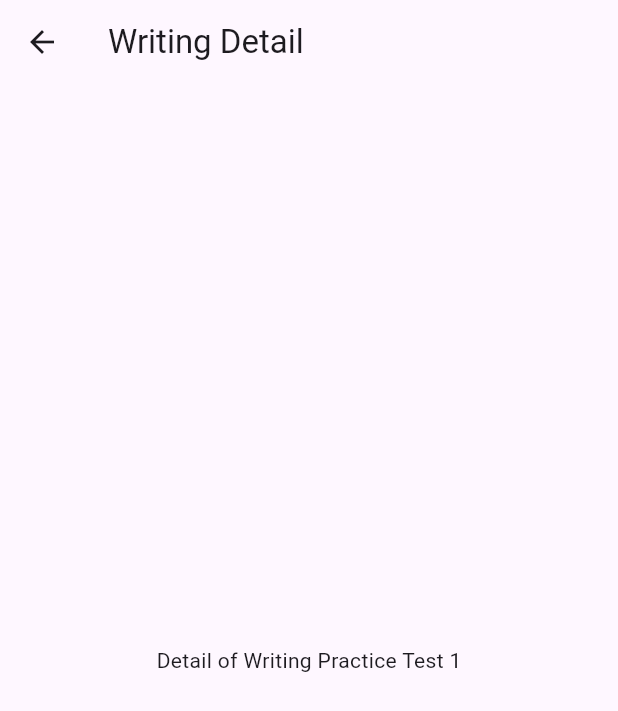
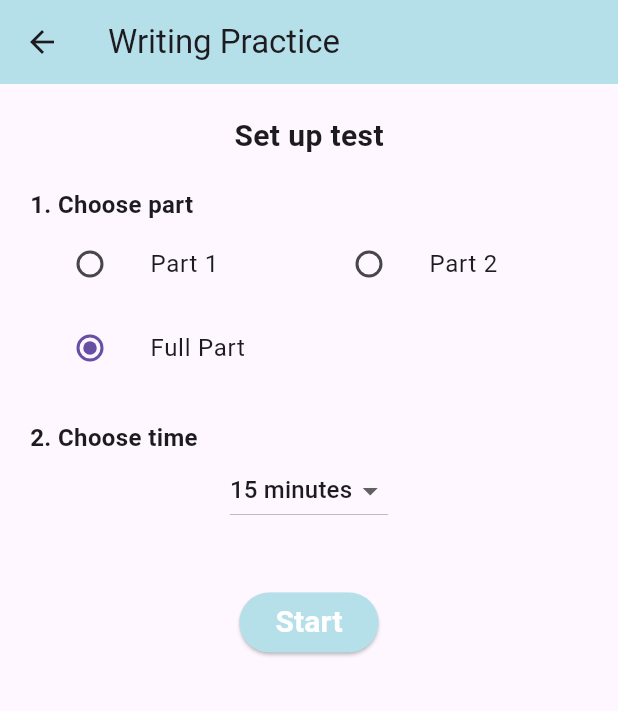
Before and after one commit to huongnguyen213/ielts_practice_flutter_application, a Flutter app: the WritingListTestPage screen opened directly, after a tap on an icon or button, on a phone screen of 412 x 824 dp. Shown: the top 711 px of the screen. Run offline on Flutter 3.47's test engine with Material 3 defaults, Android fonts, the phone set to English and light mode, and no system bars; our stand-ins replace carousel_slider, permission_handler, shared_preferences; accounts and stored records are empty.

Commit message:
#7 - fix writing set up test

```diff
--- a/lib/page/writing/writing_list_test.dart
+++ b/lib/page/writing/writing_list_test.dart
@@ -2,7 +2,7 @@ import 'dart:async';
 import 'dart:convert';
 import 'package:flutter/material.dart';
 import 'package:flutter/services.dart' show rootBundle;
-import 'package:ielts_practice_flutter_application/page/writing/writing_test_detail.dart';
+import 'writing_set_up_test.dart'; // Ensure this import points to the correct path
 
 class WritingListTestPage extends StatefulWidget {
   @override
@@ -67,7 +67,7 @@ class _WritingListTestPageState extends State<WritingListTestPage> {
       Navigator.push(
         context,
         MaterialPageRoute(
-          builder: (context) => WritingDetailPage(writingData: parsedData[writingKey]),
+          builder: (context) => WritingSetUpPage(writingData: parsedData[writingKey]),
         ),
       );
     }
@@ -161,7 +161,7 @@ class _WritingListTestPageState extends State<WritingListTestPage> {
           child: Card(
             margin: const EdgeInsets.symmetric(vertical: 12.0, horizontal: 15.0),
             elevation: 4.0,
-            // color: Colors.white,
+            color: Color(0xFFFFFFFF), // Set card color to light blue
             child: Padding(
               padding: const EdgeInsets.all(10.0),
               child: ListTile(
--- a/lib/page/writing/writing_set_up_test.dart
+++ b/lib/page/writing/writing_set_up_test.dart
@@ -0,0 +1,169 @@
+import 'package:flutter/material.dart';
+import 'package:ielts_practice_flutter_application/page/writing/writing_test_full_part.dart';
+import 'package:ielts_practice_flutter_application/page/writing/writing_test_part1.dart';
+import 'package:ielts_practice_flutter_application/page/writing/writing_test_part2.dart';
+
+
+class WritingSetUpPage extends StatefulWidget {
+  final Map<String, dynamic> writingData;
+
+  WritingSetUpPage({required this.writingData});
+
+  @override
+  _WritingSetUpPageState createState() => _WritingSetUpPageState();
+}
+
+class _WritingSetUpPageState extends State<WritingSetUpPage> {
+  String selectedPart = 'Full Part';
+  String selectedTime = '15 minutes';
+
+  @override
+  Widget build(BuildContext context) {
+    return Scaffold(
+      appBar: AppBar(
+        title: Text('Writing Practice '),
+        backgroundColor: Color(0xFFB5E0EA),
+      ),
+      body: Center(
+        child: Padding(
+          padding: const EdgeInsets.all(20.0),
+          child: Column(
+            crossAxisAlignment: CrossAxisAlignment.start,
+            children: [
+              Center(
+                child: Text(
+                  'Set up test',
+                  style: TextStyle(fontSize: 20, fontWeight: FontWeight.bold),
+                ),
+              ),
+              SizedBox(height: 20),
+              Text('1. Choose part', style: TextStyle(fontSize: 16, fontWeight: FontWeight.bold)),
+              Row(
+                children: [
+                  Expanded(
+                    child: ListTile(
+                      title: Text('Part 1'),
+                      leading: Radio(
+                        value: 'Part 1',
+                        groupValue: selectedPart,
+                        onChanged: (value) {
+                          setState(() {
+                            selectedPart = value!;
+                          });
+                        },
+                      ),
+                    ),
+                  ),
+                  Expanded(
+                    child: ListTile(
+                      title: Text('Part 2'),
+                      leading: Radio(
+                        value: 'Part 2',
+                        groupValue: selectedPart,
+                        onChanged: (value) {
+                          setState(() {
+                            selectedPart = value!;
+                          });
+                        },
+                      ),
+                    ),
+                  ),
+                ],
+              ),
+              ListTile(
+                title: Text('Full Part'),
+                leading: Radio(
+                  value: 'Full Part',
+                  groupValue: selectedPart,
+                  onChanged: (value) {
+                    setState(() {
+                      selectedPart = value!;
+                    });
+                  },
+                ),
+              ),
+              SizedBox(height: 20),
+              Text('2. Choose time', style: TextStyle(fontSize: 16, fontWeight: FontWeight.bold)),
+              Center(
+                child: DropdownButton<String>(
+                  value: selectedTime,
+                  items: <String>[
+                    '15 minutes',
+                    '20 minutes',
+                    '30 minutes',
+                    '40 minutes',
+                    '50 minutes',
+                    '60 minutes',
+                    'No limit'
+                  ].map((String value) {
+                    return DropdownMenuItem<String>(
+                      value: value,
+                      child: Text(value),
+                    );
+                  }).toList(),
+                  onChanged: (newValue) {
+                    setState(() {
+                      selectedTime = newValue!;
+                    });
+                  },
+                ),
+              ),
+              SizedBox(height: 40),
+              Center(
+                child: ElevatedButton(
+                  onPressed: () {
+                    Widget nextPage;
+
+                    switch (selectedPart) {
+                      case 'Part 1':
+                        nextPage = WritingTestPart1Page(
+                          testTitle: widget.writingData['name'],
+                          testPartData: widget.writingData['part_1'],
+                          selectedPart: selectedPart,
+                          selectedTime: selectedTime, // Pass selected time
+                        );
+                        break;
+                      case 'Part 2':
+                        nextPage = WritingTestPart2Page(
+                          testTitle: widget.writingData['name'],
+                          testPartData: widget.writingData['part_2'],
+                          selectedPart: selectedPart,
+                          selectedTime: selectedTime, // Pass selected time
+                        );
+                        break;
+                      default:
+                        nextPage = WritingTestFullPartPage(
+                          testTitle: widget.writingData['name'],
+                          part1Data: widget.writingData['part_1'],
+                          part2Data: widget.writingData['part_2'],
+                          selectedPart: selectedPart,
+                          testPartData: {}, // Pass an empty map as testPartData for WritingTestFullPartPage
+                          selectedTime: selectedTime, // Pass selected time
+                        );
+                    }
+
+                    Navigator.push(
+                      context,
+                      MaterialPageRoute(builder: (context) => nextPage),
+                    );
+                  },
+                  child: Text(
+                    'Start',
+                    style: TextStyle(
+                      fontSize: 20, // Set the font size
+                      fontWeight: FontWeight.bold, // Set the font weight
+                      color: Colors.white, // Set the font color
+                    ),
+                  ),
+                  style: ElevatedButton.styleFrom(
+                    backgroundColor: Color(0xFFB5E0EA),
+                  ),
+                ),
+              ),
+            ],
+          ),
+        ),
+      ),
+    );
+  }
+}
--- a/lib/page/writing/writing_test_detail.dart
+++ /dev/null
@@ -1,20 +0,0 @@
-import 'package:flutter/material.dart';
-
-class WritingDetailPage extends StatelessWidget {
-  final dynamic writingData;
-
-  const WritingDetailPage({Key? key, required this.writingData}) : super(key: key);
-
-  @override
-  Widget build(BuildContext context) {
-    // Tạo giao diện của trang bài viết chi tiết ở đây
-    return Scaffold(
-      appBar: AppBar(
-        title: Text('Writing Detail'),
-      ),
-      body: Center(
-        child: Text('Detail of ${writingData['name']}'),
-      ),
-    );
-  }
-}
```
Also changed, not shown: lib/page/writing/writing_test_full_part.dart (added, +133 -0 lines), lib/page/writing/writing_test_part1.dart (added, +99 -0 lines), lib/page/writing/writing_test_part2.dart (added, +98 -0 lines).
